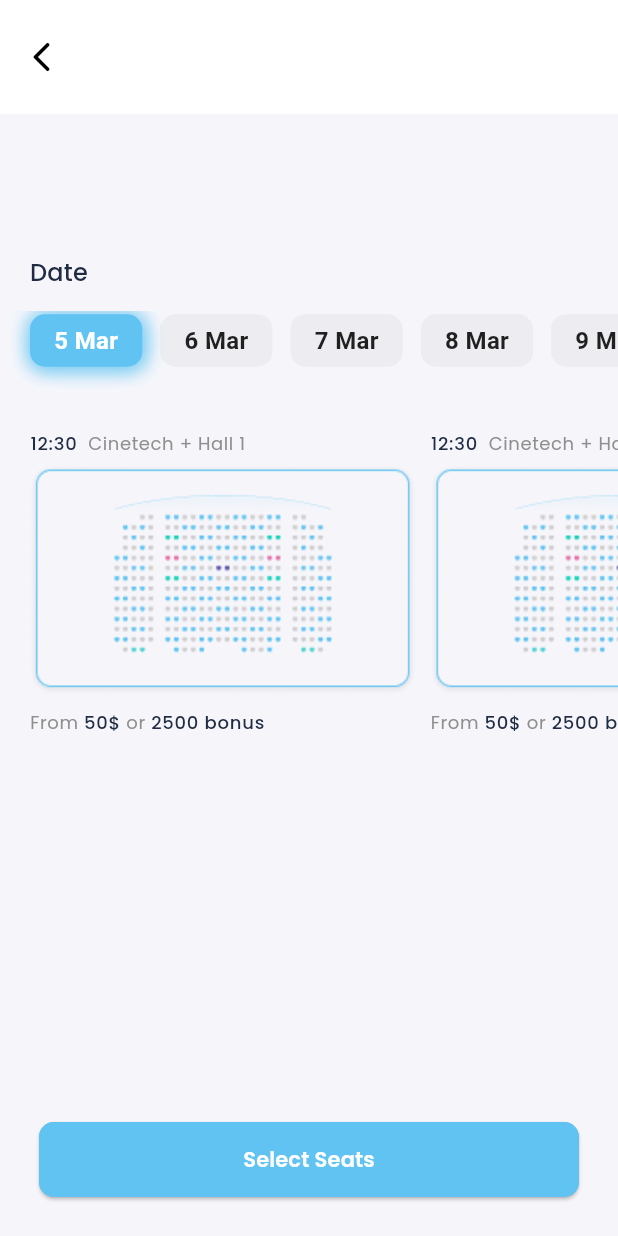
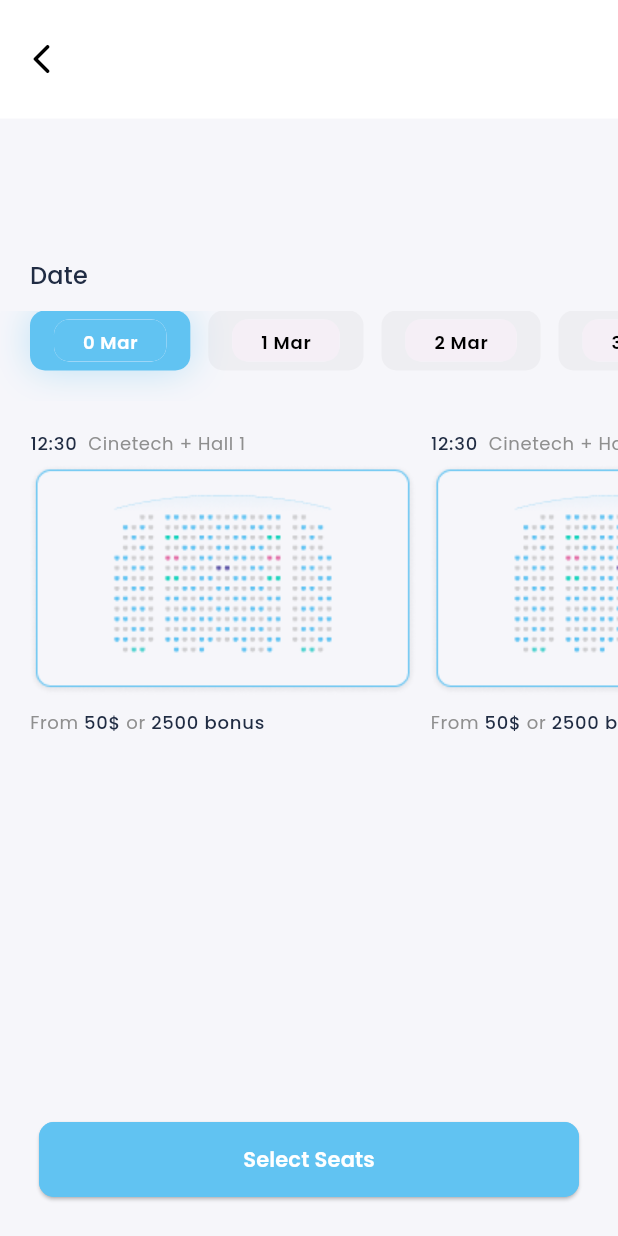
Before and after one commit to Majid760/movie_app, a Flutter app: the SeatBookingScreen screen opened directly with empty values, on a phone screen of 412 x 824 dp. Run offline on Flutter 3.47's test engine with Material 3 defaults, Android fonts, the phone set to English and light mode, and no system bars; our stand-ins replace bloc, cached_network_image, dartz, dio, equatable, flutter_bloc and 8 more; network calls fail.

Commit message:
fixed: move date chip button refactored

```diff
--- a/lib/core/theme/app_colors.dart
+++ b/lib/core/theme/app_colors.dart
@@ -21,4 +21,6 @@ class AppColors {
 
   // text colors
   static const Color textPrimary = Color(0xFF202C43);
+  static const Color buttonPrimary = Color(0xFF61C3F2);
+  static const Color buttonSecondary = Color(0xFFA6A6A6);
 }
--- a/lib/features/seat_booking/presentation/pages/seat_booking_screen.dart
+++ b/lib/features/seat_booking/presentation/pages/seat_booking_screen.dart
@@ -23,7 +23,7 @@ class SeatBookingScreen extends StatelessWidget {
       backgroundColor: AppColors.mist,
       appBar: AppBar(
         centerTitle: true,
-        toolbarHeight: 76,
+        toolbarHeight: 79,
         backgroundColor: AppColors.white,
         leading: IconButton(
           icon: Icon(
@@ -71,7 +71,7 @@ class SeatBookingScreen extends StatelessWidget {
             ),
             child: Text(
               AppStrings.date,
-              style: AppTypography.titleMedium,
+              style: AppTypography.titleMedium.copyWith(height: 1.25),
             ),
           ),
           SizedBox(
@@ -87,39 +87,7 @@ class SeatBookingScreen extends StatelessWidget {
                 final isSelected = index == 0;
                 return Align(
                   alignment: Alignment.center,
-                  child: DataWidget(index: index, isSelected: isSelected, onTap: () {}),
-
-                  // Container(
-                  //   padding: EdgeInsets.symmetric(
-                  //     horizontal: 16,
-                  //     vertical: 6,
-                  //   ),
-                  //   decoration: BoxDecoration(
-                  //     color: isSelected
-                  //         ? AppColors.skyBlue
-                  //         : AppColors.grey.withValues(
-                  //             alpha: 0.1,
-                  //           ),
-                  //     borderRadius: BorderRadius.circular(
-                  //       10,
-                  //     ),
-                  //     boxShadow: [
-                  //       if (isSelected)
-                  //         BoxShadow(
-                  //           offset: Offset(4, 4),
-                  //           blurRadius: 21,
-                  //           spreadRadius: 0,
-                  //           color: Color(0x23AAEB45),
-                  //         ),
-                  //     ],
-                  //   ),
-                  //   child: Text(
-                  //     "${index + 5} Mar",
-                  //     style: AppTypography.labelLarge.copyWith(
-                  //       color: isSelected ? AppColors.white : AppColors.textPrimary,
-                  //     ),
-                  //   ),
-                  // ),
+                  child: MovieDateChip(index: index, isSelected: isSelected, onTap: () {}),
                 );
               },
             ),
@@ -165,12 +133,12 @@ class SeatBookingScreen extends StatelessWidget {
   }
 }
 
-class DataWidget extends StatelessWidget {
+class MovieDateChip extends StatelessWidget {
   final int index;
   final bool isSelected;
   final VoidCallback? onTap;
 
-  const DataWidget({
+  const MovieDateChip({
     super.key,
     required this.index,
     this.isSelected = false,
@@ -187,35 +155,31 @@ class DataWidget extends StatelessWidget {
           vertical: 6,
         ),
         decoration: BoxDecoration(
-          color: isSelected ? const Color(0xFF61C3F2) : Colors.grey.withValues(alpha: 0.1),
+          color: isSelected ? AppColors.buttonPrimary : AppColors.buttonSecondary.withValues(alpha: 0.1),
           borderRadius: BorderRadius.circular(10),
-          boxShadow: [
-            BoxShadow(
-              offset: const Offset(1, 1),
-              blurRadius: 10,
-              spreadRadius: 1,
-              color: isSelected ? const Color(0x8061C3F2) : Colors.transparent,
-            ),
-            BoxShadow(
-              offset: const Offset(1, 1),
-              blurRadius: 10,
-              spreadRadius: 1,
-              color: isSelected ? const Color(0x8061C3F2) : Colors.transparent,
-            ),
-            BoxShadow(
-              offset: const Offset(0, 1),
-              blurRadius: 10,
-              spreadRadius: 1,
-              color: isSelected ? const Color(0x8061C3F2) : Colors.transparent,
-            ),
-          ],
+          boxShadow: isSelected
+              ? [
+                  BoxShadow(
+                    color: Color(0x4523AAEB).withValues(alpha: 0.27),
+                    offset: Offset(0, 0),
+                    blurRadius: 21,
+                  ),
+                ]
+              : [],
         ),
-        child: Text(
-          "${index + 5} Mar",
-          style: TextStyle(
-            color: isSelected ? Colors.white : Colors.black87,
-            fontSize: 16,
-            fontWeight: FontWeight.bold,
+        child: Chip(
+          label: Text('$index Mar',
+              style: isSelected
+                  ? AppTypography.labelMedium.copyWith(fontWeight: FontWeight.w600)
+                  : AppTypography.labelMedium.copyWith(color: AppColors.black, fontWeight: FontWeight.w600)),
+          visualDensity: VisualDensity.compact,
+          backgroundColor: isSelected ? AppColors.buttonPrimary : AppColors.buttonSecondary.withValues(alpha: 0.1),
+          padding: EdgeInsets.symmetric(vertical: 2, horizontal: 10),
+          surfaceTintColor: Colors.transparent,
+          elevation: 0,
+          shape: RoundedRectangleBorder(
+            borderRadius: BorderRadius.circular(10),
+            side: BorderSide(color: Colors.transparent),
           ),
         ),
       ),
```
